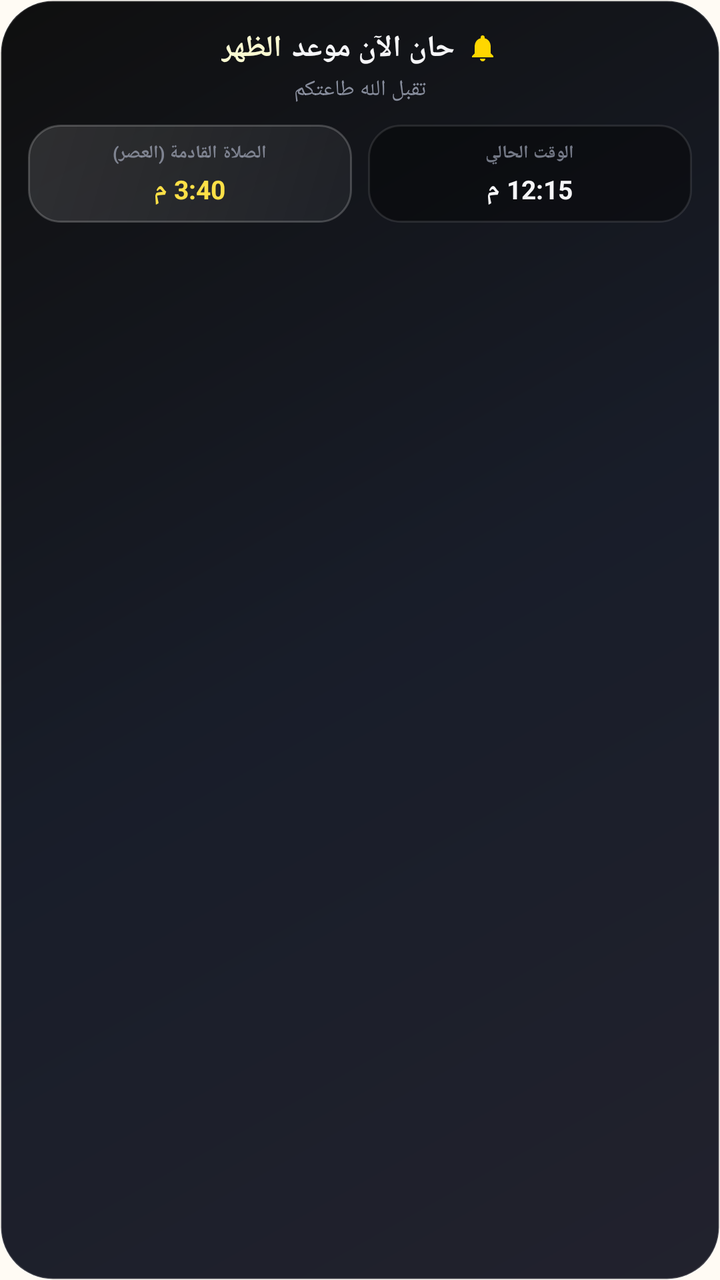
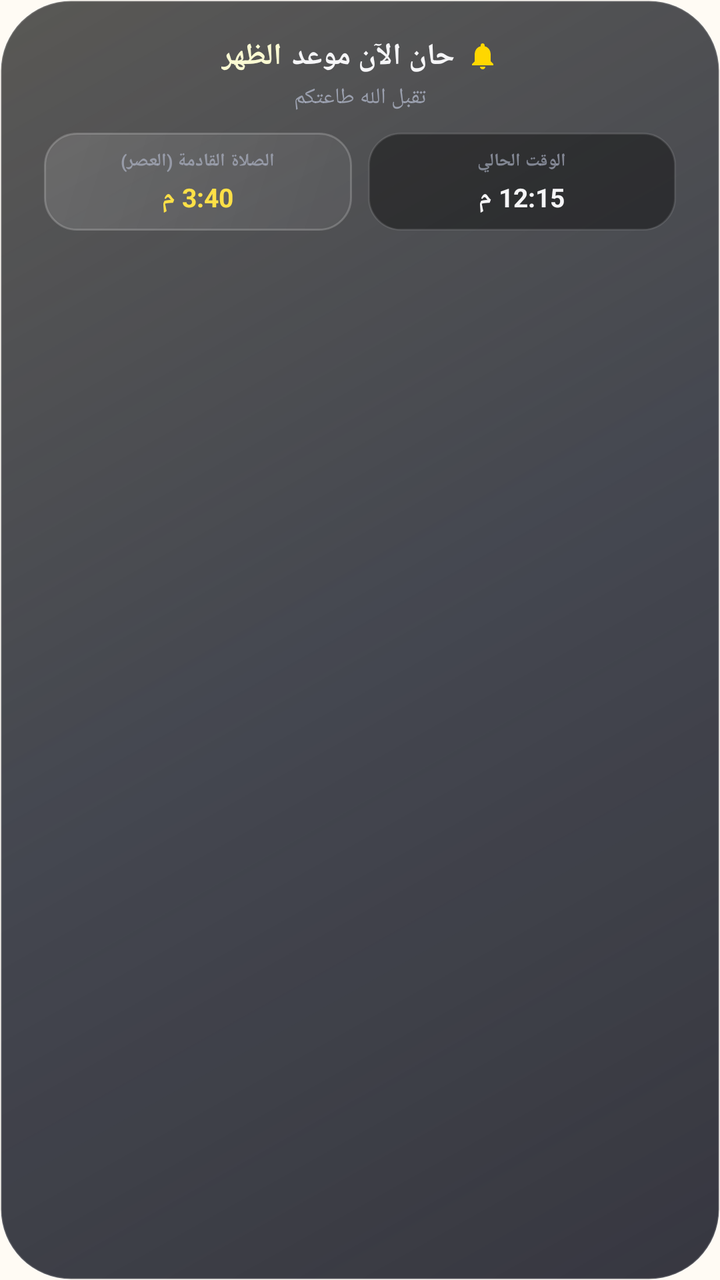

Screens rendered from an Android XML layout before and after an edit, with the pre-edit source and the edit as a unified diff.
<!-- AndroidManifest.xml: application theme Theme.Caliq -->
<!-- res/layout/notification_prayer.xml -->
<?xml version="1.0" encoding="utf-8"?>
<LinearLayout xmlns:android="http://schemas.android.com/apk/res/android"
    android:layout_width="match_parent"
    android:layout_height="wrap_content"
    android:layoutDirection="rtl"
    android:background="@drawable/notif_bg"
    android:gravity="center_horizontal"
    android:orientation="vertical"
    android:padding="14dp">

    <LinearLayout
        android:layout_width="wrap_content"
        android:layout_height="wrap_content"
        android:gravity="center_vertical"
        android:orientation="horizontal">

        <ImageView
            android:layout_width="16dp"
            android:layout_height="16dp"
            android:contentDescription="@null"
            android:src="@drawable/ic_notif_bell"
            android:tint="#FFFFD700" />

        <TextView
            android:layout_width="wrap_content"
            android:layout_height="wrap_content"
            android:layout_marginStart="6dp"
            android:text="حان الآن موعد"
            android:textColor="#FFF5F5F7"
            android:textSize="15sp"
            android:textStyle="bold" />

        <TextView
            android:id="@+id/prayer_name"
            android:layout_width="wrap_content"
            android:layout_height="wrap_content"
            android:layout_marginStart="5dp"
            android:text="الظهر"
            android:textColor="#FFFAFAD2"
            android:textSize="15sp"
            android:textStyle="bold" />
    </LinearLayout>

    <TextView
        android:layout_width="wrap_content"
        android:layout_height="wrap_content"
        android:layout_marginTop="3dp"
        android:text="تقبل الله طاعتكم"
        android:textColor="#B3B9C0D4"
        android:textSize="11sp" />

    <LinearLayout
        android:layout_width="match_parent"
        android:layout_height="wrap_content"
        android:layout_marginTop="10dp"
        android:baselineAligned="false"
        android:orientation="horizontal">

        <LinearLayout
            android:layout_width="0dp"
            android:layout_height="wrap_content"
            android:layout_weight="1"
            android:background="@drawable/notif_box_current"
            android:gravity="center_horizontal"
            android:orientation="vertical"
            android:paddingTop="8dp"
            android:paddingBottom="8dp">

            <TextView
                android:layout_width="wrap_content"
                android:layout_height="wrap_content"
                android:text="الوقت الحالي"
                android:textColor="#99B9C0D4"
                android:textSize="9sp"
                android:textStyle="bold" />

            <TextView
                android:id="@+id/prayer_current"
                android:layout_width="wrap_content"
                android:layout_height="wrap_content"
                android:layout_marginTop="3dp"
                android:layoutDirection="ltr"
                android:text="12:15 م"
                android:textColor="#FFF5F5F7"
                android:textSize="13sp"
                android:textStyle="bold" />
        </LinearLayout>

        <LinearLayout
            android:layout_width="0dp"
            android:layout_height="wrap_content"
            android:layout_marginStart="8dp"
            android:layout_weight="1"
            android:background="@drawable/notif_box_next"
            android:gravity="center_horizontal"
            android:orientation="vertical"
            android:paddingTop="8dp"
            android:paddingBottom="8dp">

            <TextView
                android:id="@+id/prayer_next_label"
                android:layout_width="wrap_content"
                android:layout_height="wrap_content"
                android:text="الصلاة القادمة (العصر)"
                android:textColor="#99B9C0D4"
                android:textSize="9sp"
                android:textStyle="bold" />

            <TextView
                android:id="@+id/prayer_next_time"
                android:layout_width="wrap_content"
                android:layout_height="wrap_content"
                android:layout_marginTop="3dp"
                android:layoutDirection="ltr"
                android:text="3:40 م"
                android:textColor="#FFFDE047"
                android:textSize="13sp"
                android:textStyle="bold" />
        </LinearLayout>
    </LinearLayout>
</LinearLayout>
<!-- resources referenced by this layout -->
<resources>
  <!-- drawable ic_notif_bell (drawable) -->
  <?xml version="1.0" encoding="utf-8"?>
  <vector xmlns:android="http://schemas.android.com/apk/res/android"
      android:width="24dp"
      android:height="24dp"
      android:viewportWidth="24"
      android:viewportHeight="24">
      <path
          android:fillColor="#FFFFFFFF"
          android:pathData="M12,22c1.1,0 2,-0.9 2,-2h-4c0,1.1 0.89,2 2,2zM18,16v-5c0,-3.07 -1.64,-5.64 -4.5,-6.32L13.5,4c0,-0.83 -0.67,-1.5 -1.5,-1.5s-1.5,0.67 -1.5,1.5v0.68C7.63,5.36 6,7.92 6,11v5l-2,2v1h16v-1l-2,-2z" />
  </vector>
  <!-- drawable notif_bg (drawable) -->
  <?xml version="1.0" encoding="utf-8"?>
  <shape xmlns:android="http://schemas.android.com/apk/res/android"
      android:shape="rectangle">
      <gradient
          android:angle="315"
          android:startColor="#F0000000"
          android:centerColor="#F00A0F1C"
          android:endColor="#F0141420" />
      <corners android:radius="26dp" />
      <stroke
          android:width="1dp"
          android:color="#26FFFFFF" />
  </shape>
  <!-- drawable notif_box_current (drawable) -->
  <?xml version="1.0" encoding="utf-8"?>
  <shape xmlns:android="http://schemas.android.com/apk/res/android"
      android:shape="rectangle">
      <solid android:color="#66000000" />
      <corners android:radius="16dp" />
      <stroke
          android:width="1dp"
          android:color="#1AFFFFFF" />
  </shape>
  <!-- drawable notif_box_next (drawable) -->
  <?xml version="1.0" encoding="utf-8"?>
  <shape xmlns:android="http://schemas.android.com/apk/res/android"
      android:shape="rectangle">
      <gradient
          android:angle="315"
          android:startColor="#1FFFFFFF"
          android:endColor="#0DFFFFFF" />
      <corners android:radius="16dp" />
      <stroke
          android:width="1dp"
          android:color="#33FFFFFF" />
  </shape>
  <style name="Theme.Caliq" parent="@android:style/Theme.Material.Light.NoActionBar">
          <item name="android:statusBarColor">@android:color/transparent</item>
          <item name="android:navigationBarColor">@android:color/transparent</item>
          <item name="android:windowLightStatusBar">true</item>
          <item name="android:windowLightNavigationBar">true</item>
          <item name="android:windowLayoutInDisplayCutoutMode">shortEdges</item>
          <item name="android:windowBackground">@drawable/app_background_light</item>
          
          <item name="android:forceDarkAllowed">false</item>
          <item name="android:windowActionModeOverlay">true</item>
      </style>
  <!-- drawable app_background_light (drawable) -->
  <?xml version="1.0" encoding="utf-8"?>
  <shape xmlns:android="http://schemas.android.com/apk/res/android"
      android:shape="rectangle">
      <solid android:color="#FFFBF4" />
  </shape>
</resources>

<!-- the commit's change to res/layout/notification_prayer.xml (unified diff, before → after) -->
@@ -6,7 +6,10 @@
     android:background="@drawable/notif_bg"
     android:gravity="center_horizontal"
     android:orientation="vertical"
-    android:padding="14dp">
+    android:paddingStart="22dp"
+    android:paddingTop="18dp"
+    android:paddingEnd="22dp"
+    android:paddingBottom="18dp">
 
     <LinearLayout
         android:layout_width="wrap_content"
<!-- resource entries referenced after the edit -->
@@ -17,10 +17,10 @@
       android:shape="rectangle">
       <gradient
           android:angle="315"
-          android:startColor="#F0000000"
-          android:centerColor="#F00A0F1C"
-          android:endColor="#F0141420" />
-      <corners android:radius="26dp" />
+          android:startColor="#A6000000"
+          android:centerColor="#C20A0F1C"
+          android:endColor="#D9141420" />
+      <corners android:radius="35dp" />
       <stroke
           android:width="1dp"
           android:color="#26FFFFFF" />
